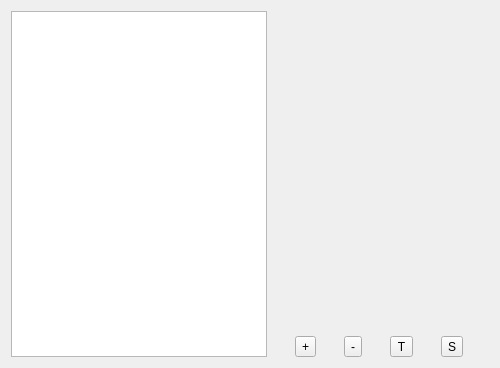
First picture: the form in src/gui/TransportEditorForm.ui, repository matthewg42/Gnostic, before the edit.
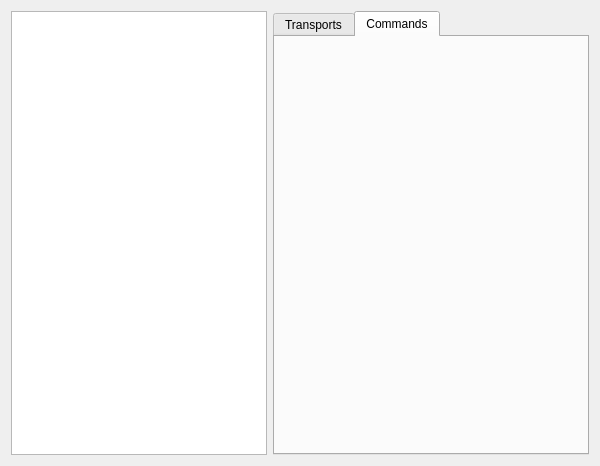
Second picture: the form after the edit. The open tabs and pages were chosen to show the change. Icons and pictures are not drawn.

Commit message: added RemoteCommand config to TransportEditorForm

The edit to the form file:
```diff
--- a/src/gui/TransportEditorForm.ui
+++ b/src/gui/TransportEditorForm.ui
@@ -6,8 +6,8 @@
    <rect>
     <x>0</x>
     <y>0</y>
-    <width>500</width>
-    <height>368</height>
+    <width>600</width>
+    <height>466</height>
    </rect>
   </property>
   <property name="windowTitle">
@@ -43,6 +43,16 @@
     </widget>
    </item>
    <item>
+    <widget class="QTabWidget" name="tabWidget">
+     <property name="currentIndex">
+      <number>0</number>
+     </property>
+     <widget class="QWidget" name="transportTab">
+      <attribute name="title">
+       <string>Transports</string>
+      </attribute>
+      <layout class="QVBoxLayout" name="verticalLayout_2">
+       <item>
     <layout class="QVBoxLayout" name="verticalLayout">
      <item>
       <layout class="QVBoxLayout" name="configLayout"/>
@@ -158,6 +168,50 @@
       </layout>
      </item>
     </layout>
+       </item>
+      </layout>
+     </widget>
+     <widget class="QWidget" name="commadnTab">
+      <attribute name="title">
+       <string>Commands</string>
+      </attribute>
+      <layout class="QVBoxLayout" name="verticalLayout_5">
+       <item>
+        <layout class="QVBoxLayout" name="verticalLayout_4">
+         <item>
+          <layout class="QVBoxLayout" name="commandLayout"/>
+         </item>
+         <item>
+          <spacer name="horizontalSpacer_3">
+           <property name="orientation">
+            <enum>Qt::Horizontal</enum>
+           </property>
+           <property name="sizeHint" stdset="0">
+            <size>
+             <width>150</width>
+             <height>20</height>
+            </size>
+           </property>
+          </spacer>
+         </item>
+         <item>
+          <spacer name="verticalSpacer_3">
+           <property name="orientation">
+            <enum>Qt::Vertical</enum>
+           </property>
+           <property name="sizeHint" stdset="0">
+            <size>
+             <width>20</width>
+             <height>40</height>
+            </size>
+           </property>
+          </spacer>
+         </item>
+        </layout>
+       </item>
+      </layout>
+     </widget>
+    </widget>
    </item>
   </layout>
  </widget>
```
Left out of the diff: 10 changed lines with no effect on the pictures. Lines whose indentation alone changed are shown as unchanged. The commit also changes 18 other files.
